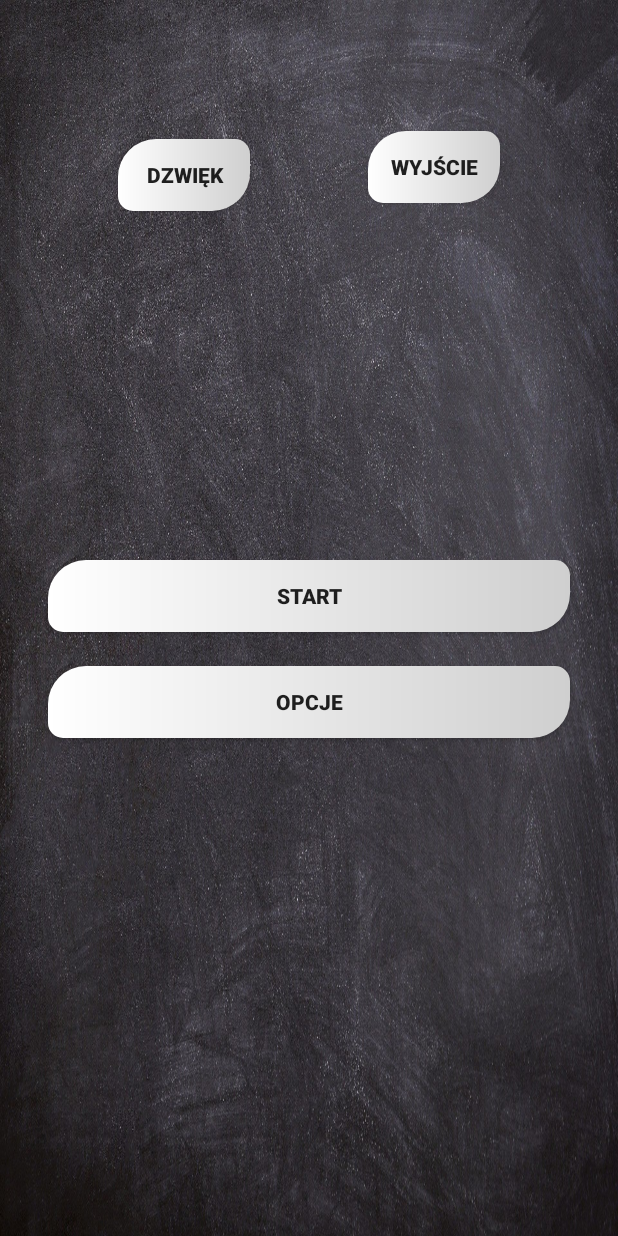
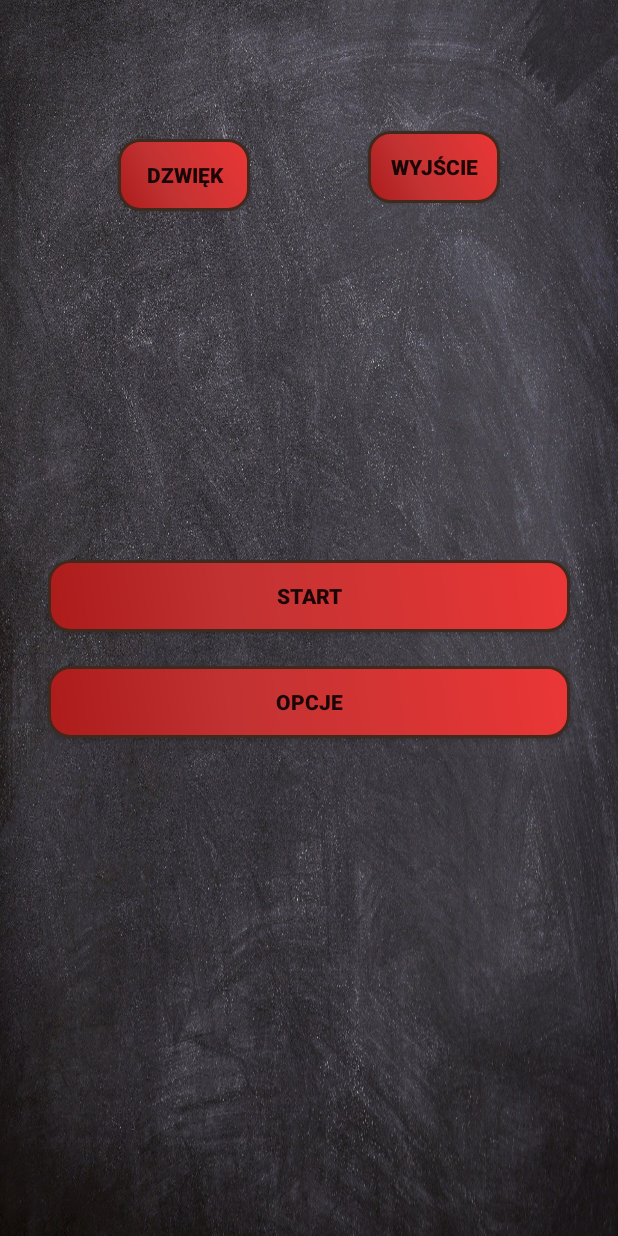
Before and after one commit to mapokr/Math-ENG, an Android app: the MainActivity screen opened directly, with no data from a screen before it, on a phone screen of 412 x 824 dp. Run offline under Robolectric (Android 15) with nearby library versions, the phone set to English and light mode, and no system bars.

Commit message:
splash screen, button renew

```diff
--- a/app/src/main/java/com/example/mathenggame/zadania_matematyka.java
+++ b/app/src/main/java/com/example/mathenggame/zadania_matematyka.java
@@ -26,7 +26,8 @@ public class zadania_matematyka extends SQLiteOpenHelper {
         public static final String NAME5 = "eng_medium";
         public static final String NAME6 = "eng_hard";
         public static final String NAME7 = "Results";
-        public static final String [] ALL_DB = {NAME,NAME2,NAME3,NAME4,NAME5,NAME6};
+        public static final String NAME8 = "Math_F";
+        public static final String [] ALL_DB = {NAME,NAME2,NAME3,NAME4,NAME5,NAME6,NAME8};
         public static final String ID_ ="ID";
         public static final String PYTANIE_ ="PYTANIE";
         public static final String ODP_1_ ="ODP_1";
@@ -52,6 +53,7 @@ public class zadania_matematyka extends SQLiteOpenHelper {
             db.execSQL("create table " + NAME5+ " (ID INTEGER PRIMARY KEY AUTOINCREMENT,PYTANIE TEXT,ODP_1 TEXT,ODP_2 TEXT,ODP_3 TEXT,POPRAWNA_ODPOWIEDZ TEXT); ");
             db.execSQL("create table " + NAME6+ " (ID INTEGER PRIMARY KEY AUTOINCREMENT,PYTANIE TEXT,ODP_1 TEXT,ODP_2 TEXT,ODP_3 TEXT,POPRAWNA_ODPOWIEDZ TEXT); ");
             db.execSQL("create table " + NAME7+ " (ID INTEGER PRIMARY KEY AUTOINCREMENT,PRZEDMIOT TEXT,WYNIK INT,TRUDNOSC INT); ");
+            db.execSQL("create table " + NAME8+ " (ID INTEGER PRIMARY KEY AUTOINCREMENT,PYTANIE TEXT,POPRAWNA_ODPOWIEDZ TEXT); ");
 
 
         }
@@ -65,6 +67,7 @@ public class zadania_matematyka extends SQLiteOpenHelper {
          db.execSQL("DROP TABLE IF EXISTS "+ NAME5);
          db.execSQL("DROP TABLE IF EXISTS "+ NAME6);
          db.execSQL("DROP TABLE IF EXISTS "+ NAME7);
+         db.execSQL("DROP TABLE IF EXISTS "+ NAME8);
          onCreate(db);
 
 
@@ -85,6 +88,9 @@ public class zadania_matematyka extends SQLiteOpenHelper {
         SQLiteDatabase db = this.getWritableDatabase();
         Random generator= new Random();
         int x= Opcje.get_state();
+        if(x<3){
+            x=6;
+        }
         rand_int = generator.nextInt(10)+ 1;
         System.out.println(x+"zadania");
         Cursor row = db.rawQuery("select pytanie,POPRAWNA_ODPOWIEDZ from ("+ALL_DB[x]+") where id =" + rand_int ,null);
@@ -98,6 +104,7 @@ public class zadania_matematyka extends SQLiteOpenHelper {
         SQLiteDatabase db = this.getWritableDatabase();
         ContentValues ctv = new ContentValues();
         ContentValues ctv2= new ContentValues();
+        ContentValues ctv3= new ContentValues();
         long r=0;
         //m_easy
         String[] pme = {"2+2","4*3","2+5","6-2","8-1","10+2","20+10","2*20","3+5","6*6"};
@@ -193,6 +200,14 @@ public class zadania_matematyka extends SQLiteOpenHelper {
             ctv2.put("TRUDNOSC",i);
             r= db.insert(NAME7, null, ctv2);
         }
+        //m_fish
+        String[] pmf = {"Pole kwadratu",    "Pole prostokąta"   ,"Pole trójkąta"    ,"Obwód Kwadratu",  "Obwód Prostokąta", "obwód koła",   "Obwód deltoidu","Objętność sześcianu","Pole całkowite sześcianu","Przekątna sześcianu"};
+        String[] pomf = {"P=a*a",   "P=a*b" ,"P=\u00BD*a*h" ,"Ob=4*a",  "Ob=2*a+2*b"    ,"P=\u03C0*r\u00B2",    "Ob=2*a+2*b","V = a\u00B3","Pc=6*a\u00B2","d=a*\u221A3"};
+        for(int i=0;i<pmf .length;i++){
+            ctv3.put(PYTANIE_,pomf [i]);
+            ctv3.put(POPRAWNA_ODPOWIEDZ_,pmf[i]);
+            r= db.insert(NAME8, null, ctv3);
+        }
 
 
 
--- a/app/src/main/res/drawable/button_shape.xml
+++ b/app/src/main/res/drawable/button_shape.xml
@@ -1,15 +1,14 @@
 <?xml version="1.0" encoding="utf-8"?>
 <shape xmlns:android="http://schemas.android.com/apk/res/android" android:shape="rectangle" >
     <corners
-        android:topLeftRadius="25dp"
-        android:topRightRadius="10dp"
-        android:bottomLeftRadius="10dp"
-        android:bottomRightRadius="25dp"
+        android:radius="14dp"
         />
     <gradient
-        android:angle="0"
-        android:startColor="#FFFF"
-        android:endColor="#CFCFCF"
+        android:angle="45"
+        android:centerX="35%"
+        android:centerColor="#C23232"
+        android:startColor="#AD1B1B"
+        android:endColor="#EB3636"
         android:type="linear"
         />
     <padding
@@ -18,10 +17,35 @@
         android:right="0dp"
         android:bottom="0dp"
         />
+    <stroke
+        android:width="2dp"
+        android:color="#40291E"
+        />
+</shape>
+    <!--<?xml version="1.0" encoding="utf-8"?>-->
+    <!--<shape xmlns:android="http://schemas.android.com/apk/res/android" android:shape="rectangle" >-->
+    <!--    <corners-->
+    <!--        android:topLeftRadius="25dp"-->
+    <!--        android:topRightRadius="10dp"-->
+    <!--        android:bottomLeftRadius="10dp"-->
+    <!--        android:bottomRightRadius="25dp"-->
+    <!--        />-->
+    <!--    <gradient-->
+    <!--        android:angle="0"-->
+    <!--        android:startColor="#FFFF"-->
+    <!--        android:endColor="#CFCFCF"-->
+    <!--        android:type="linear"-->
+    <!--        />-->
+    <!--    <padding-->
+    <!--        android:left="0dp"-->
+    <!--        android:top="0dp"-->
+    <!--        android:right="0dp"-->
+    <!--        android:bottom="0dp"-->
+    <!--        />-->
 
-    <stroke
-        android:color="#E6E6E6"
-        android:textStyle="bold"
-        />
+    <!--    <stroke-->
+    <!--        android:color="#E6E6E6"-->
+    <!--        android:textStyle="bold"-->
+    <!--        />-->
 
-</shape>
+    <!--</shape>-->
```
Also changed, not shown: app/src/main/res/layout/activity_load_activity.xml (+42 -10 lines), app/src/main/res/layout/dialog_box.xml (added, +42 -0 lines).
